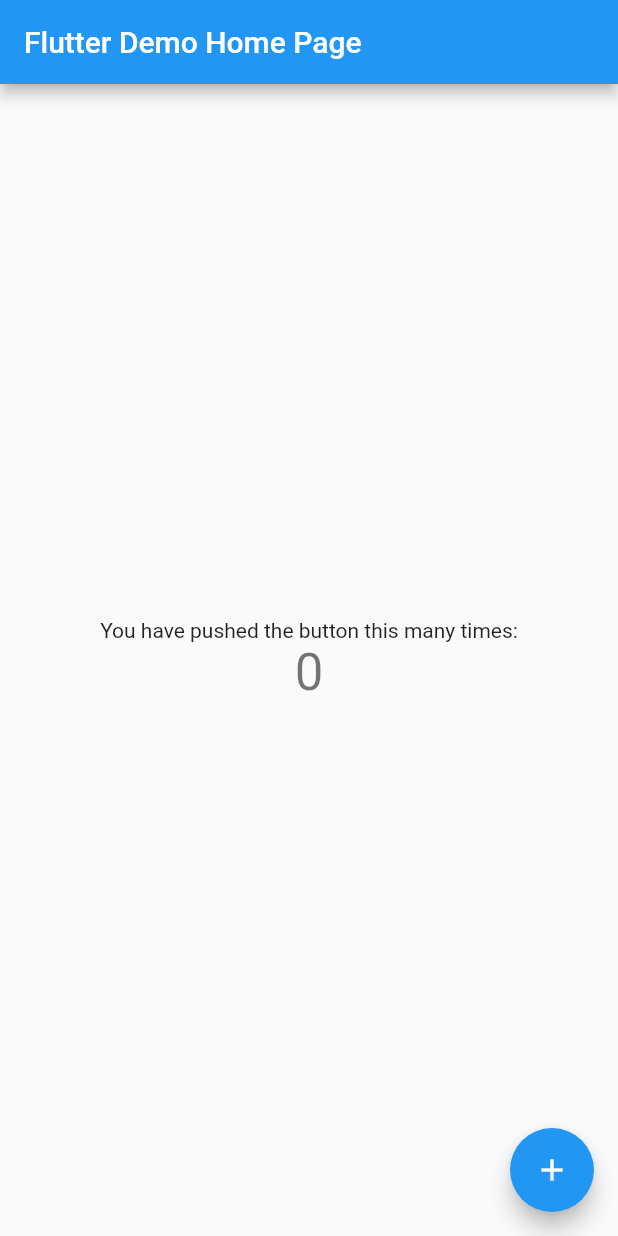
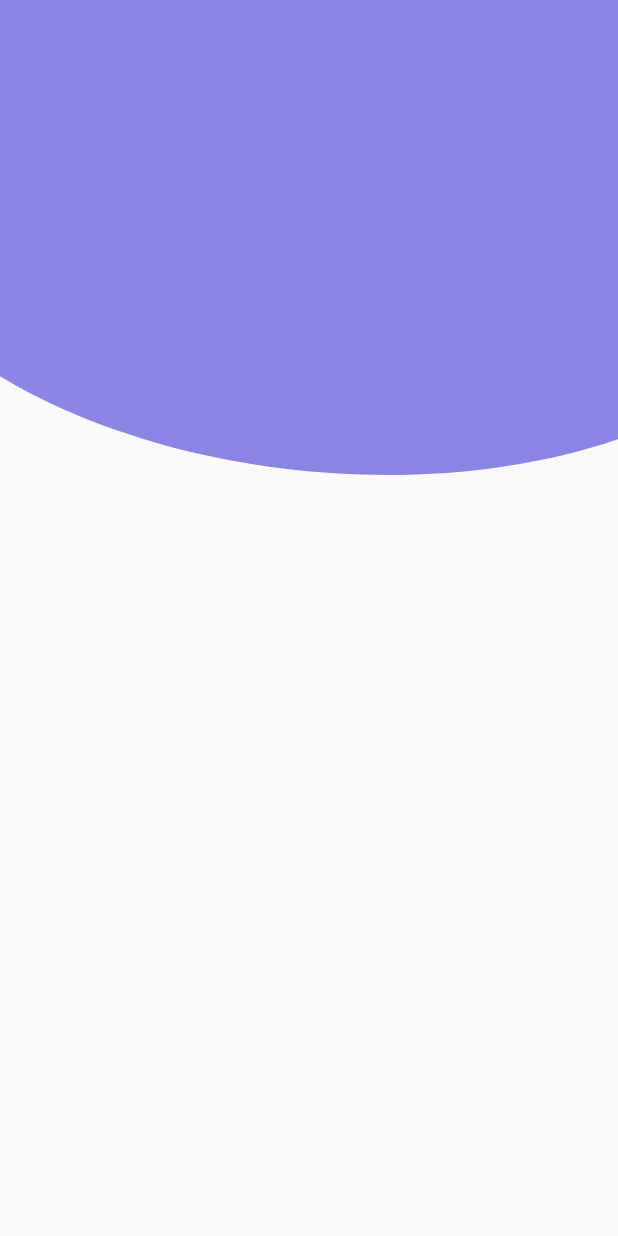
Before and after one commit to RostislavUlinets/audio_story, a Flutter app: the screen it shows after launch, on a phone screen of 412 x 824 dp. Run offline on Flutter 3.47's test engine with Material 2 defaults, Android fonts, the phone set to English and light mode, and no system bars.

Commit message:
LoginScreen

```diff
--- a/audio_story/lib/main.dart
+++ b/audio_story/lib/main.dart
@@ -1,4 +1,6 @@
 import 'package:flutter/material.dart';
+
+import 'screens/login_screen/welcome_screen.dart';
 
 void main() {
   runApp(const MyApp());
@@ -7,109 +9,14 @@ void main() {
 class MyApp extends StatelessWidget {
   const MyApp({Key? key}) : super(key: key);
 
-  // This widget is the root of your application.
   @override
   Widget build(BuildContext context) {
     return MaterialApp(
       title: 'Flutter Demo',
       theme: ThemeData(
-        // This is the theme of your application.
-        //
-        // Try running your application with "flutter run". You'll see the
-        // application has a blue toolbar. Then, without quitting the app, try
-        // changing the primarySwatch below to Colors.green and then invoke
-        // "hot reload" (press "r" in the console where you ran "flutter run",
-        // or simply save your changes to "hot reload" in a Flutter IDE).
-        // Notice that the counter didn't reset back to zero; the application
-        // is not restarted.
         primarySwatch: Colors.blue,
       ),
-      home: const MyHomePage(title: 'Flutter Demo Home Page'),
+      home: const WelcomeScreen(),
     );
   }
 }
-
-class MyHomePage extends StatefulWidget {
-  const MyHomePage({Key? key, required this.title}) : super(key: key);
-
-  // This widget is the home page of your application. It is stateful, meaning
-  // that it has a State object (defined below) that contains fields that affect
-  // how it looks.
-
-  // This class is the configuration for the state. It holds the values (in this
-  // case the title) provided by the parent (in this case the App widget) and
-  // used by the build method of the State. Fields in a Widget subclass are
-  // always marked "final".
-
-  final String title;
-
-  @override
-  State<MyHomePage> createState() => _MyHomePageState();
-}
-
-class _MyHomePageState extends State<MyHomePage> {
-  int _counter = 0;
-
-  void _incrementCounter() {
-    setState(() {
-      // This call to setState tells the Flutter framework that something has
-      // changed in this State, which causes it to rerun the build method below
-      // so that the display can reflect the updated values. If we changed
-      // _counter without calling setState(), then the build method would not be
-      // called again, and so nothing would appear to happen.
-      _counter++;
-    });
-  }
-
-  @override
-  Widget build(BuildContext context) {
-    // This method is rerun every time setState is called, for instance as done
-    // by the _incrementCounter method above.
-    //
-    // The Flutter framework has been optimized to make rerunning build methods
-    // fast, so that you can just rebuild anything that needs updating rather
-    // than having to individually change instances of widgets.
-    return Scaffold(
-      appBar: AppBar(
-        // Here we take the value from the MyHomePage object that was created by
-        // the App.build method, and use it to set our appbar title.
-        title: Text(widget.title),
-      ),
-      body: Center(
-        // Center is a layout widget. It takes a single child and positions it
-        // in the middle of the parent.
-        child: Column(
-          // Column is also a layout widget. It takes a list of children and
-          // arranges them vertically. By default, it sizes itself to fit its
-          // children horizontally, and tries to be as tall as its parent.
-          //
-          // Invoke "debug painting" (press "p" in the console, choose the
-          // "Toggle Debug Paint" action from the Flutter Inspector in Android
-          // Studio, or the "Toggle Debug Paint" command in Visual Studio Code)
-          // to see the wireframe for each widget.
-          //
-          // Column has various properties to control how it sizes itself and
-          // how it positions its children. Here we use mainAxisAlignment to
-          // center the children vertically; the main axis here is the vertical
-          // axis because Columns are vertical (the cross axis would be
-          // horizontal).
-          mainAxisAlignment: MainAxisAlignment.center,
-          children: <Widget>[
-            const Text(
-              'You have pushed the button this many times:',
-            ),
-            Text(
-              '$_counter',
-              style: Theme.of(context).textTheme.headline4,
-            ),
-          ],
-        ),
-      ),
-      floatingActionButton: FloatingActionButton(
-        onPressed: _incrementCounter,
-        tooltip: 'Increment',
-        child: const Icon(Icons.add),
-      ), // This trailing comma makes auto-formatting nicer for build methods.
-    );
-  }
-}
--- /dev/null
+++ b/audio_story/lib/screens/login_screen/welcome_screen.dart
@@ -0,0 +1,54 @@
+import 'package:flutter/material.dart';
+
+class WelcomeScreen extends StatelessWidget {
+  const WelcomeScreen({Key? key}) : super(key: key);
+
+  @override
+  Widget build(BuildContext context) {
+    return Scaffold(
+      body: Column(
+        children: [
+          CustomPaint(
+            size: Size(
+                400,
+                (400 * 0.8913043478260869)
+                    .toDouble()), //You can Replace [WIDTH] with your desired width for Custom Paint and height will be calculated automatically
+            painter: RPSCustomPainter(),
+          ),
+        ],
+      ),
+    );
+  }
+}
+
+class RPSCustomPainter extends CustomPainter {
+  @override
+  void paint(Canvas canvas, Size size) {
+    Path path_0 = Path();
+    path_0.moveTo(size.width * -0.2, size.height * 0.5);
+    path_0.cubicTo(
+        size.width * 0.1,
+        size.height * 1,
+        size.width * 1.3,
+        size.height * 1.1,
+        size.width * 1.5,
+        size.height * 0.3);
+    path_0.cubicTo(
+        size.width * 1.7,
+        size.height * -0.7,
+        size.width * -0.7,
+        size.height * -0.1,
+        size.width * -0.2,
+        size.height * 0.5);
+    path_0.close();
+
+    Paint paint_0_fill = Paint()..style = PaintingStyle.fill;
+    paint_0_fill.color = const Color(0xff8C84E2).withOpacity(1.0);
+    canvas.drawPath(path_0, paint_0_fill);
+  }
+
+  @override
+  bool shouldRepaint(covariant CustomPainter oldDelegate) {
+    return true;
+  }
+}
```
